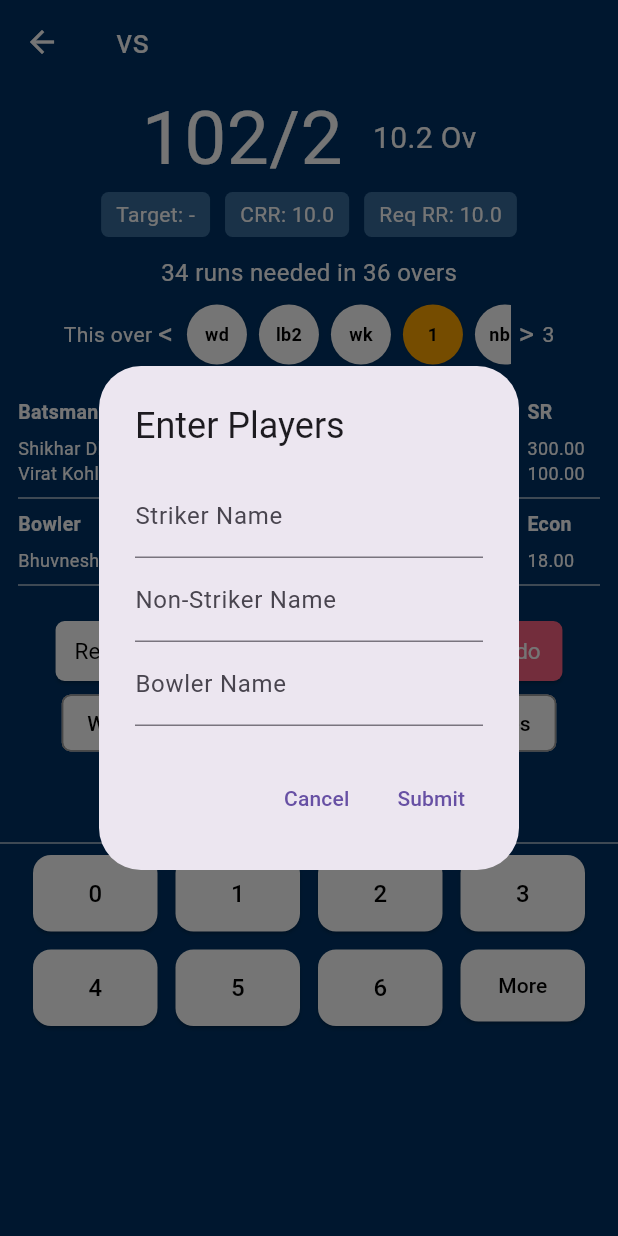
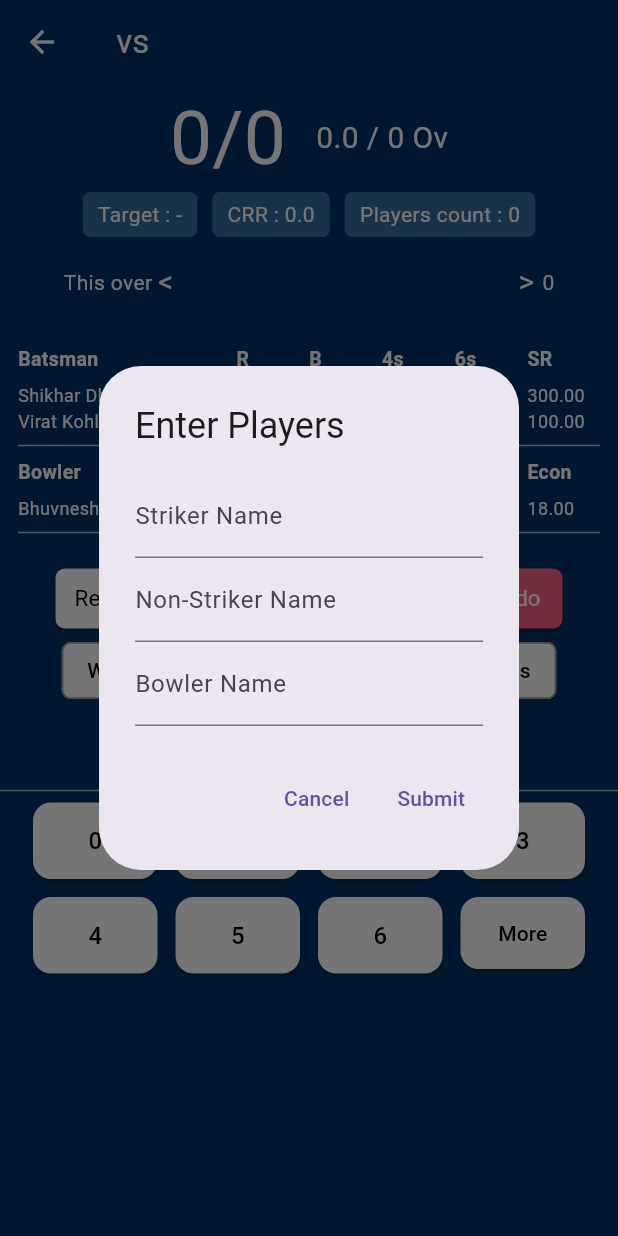
Before and after one commit to Padmakumar18/Cricket-Scoreboard, a Flutter app: the ScoreBoardPage screen opened by its route, on a phone screen of 412 x 824 dp. Run offline on Flutter 3.47's test engine with Material 3 defaults, Android fonts, the phone set to English and light mode, and no system bars.

Commit message:
Code updated

```diff
--- a/Frontend/lib/main.dart
+++ b/Frontend/lib/main.dart
@@ -34,10 +34,10 @@ class MyApp extends StatelessWidget {
             '/SignupPage': (context) => const SignupPage(),
             '/GetMatchDetails': (context) => const GetMatchDetails(),
             '/ScoreBoardpage': (context) => const ScoreBoardPage(
-              teamA: "",
-              teamB: "",
               battingTeam: "",
               bowlingTeam: "",
+              totalOvers: 0,
+              playersCount: 0,
             ),
           },
         );
--- a/Frontend/lib/screens/GetMatchDetails.dart
+++ b/Frontend/lib/screens/GetMatchDetails.dart
@@ -70,10 +70,10 @@ class _GetMatchDetailsState extends State<GetMatchDetails> {
         context,
         MaterialPageRoute(
           builder: (context) => ScoreBoardPage(
-            teamA: teamA,
-            teamB: teamB,
             battingTeam: battingTeam,
             bowlingTeam: bowlingTeam,
+            totalOvers: int.parse(overs),
+            playersCount: int.parse(playersCount),
           ),
         ),
       );
--- a/Frontend/lib/screens/ScoreBoardpage.dart
+++ b/Frontend/lib/screens/ScoreBoardpage.dart
@@ -3,62 +3,40 @@ import 'package:Frontend/widgets/ScoreSummaryCard.dart';
 import 'package:Frontend/widgets/OnFieldPlayersCard.dart';
 
 class ScoreBoardPage extends StatefulWidget {
-  final String teamA;
-  final String teamB;
   final String battingTeam;
   final String bowlingTeam;
+  final int totalOvers;
+  final int playersCount;
+
   final bool isFirstInnings;
 
   const ScoreBoardPage({
     super.key,
-    required this.teamA,
-    required this.teamB,
     required this.battingTeam,
     required this.bowlingTeam,
+    required this.totalOvers,
+    required this.playersCount,
     this.isFirstInnings = true,
   });
-
-  //   @override
-  // void initState() {
-  //   super.initState();
-  //   title = '${widget.teamA} vs ${widget.teamB}';
-
-  //   WidgetsBinding.instance.addPostFrameCallback((_) {
-  //     showDialog(
-  //       context: context,
-  //       builder: (context) => PlayerEntryDialog(
-  //         onSubmit: (striker, nonStriker, bowler) {
-  //           // Update your state or models here
-  //           debugPrint("Striker: $striker, Non-Striker: $nonStriker, Bowler: $bowler");
-
-  //           setState(() {
-  //             batsmen[0].name = "$striker*";
-  //             batsmen[1].name = nonStriker;
-  //             bowlers[0].name = bowler;
-  //           });
-  //         },
-  //       ),
-  //     );
-  //   });
-  // }
 
   @override
   State<ScoreBoardPage> createState() => _ScoreBoardPageState();
 }
 
 class _ScoreBoardPageState extends State<ScoreBoardPage> {
-  List<String> thisOverRuns = [
-    "wd",
-    "lb2",
-    "wk",
-    "1",
-    "nb5",
-    "wd-ro-1",
-    "W",
-    "6",
-    "0",
-    "4",
-  ];
+  List<String> thisOverRuns = [];
+  int over = 0;
+  int remainingBalls = 6;
+  int thisOverRunsCount = 0;
+
+  int runs = 0;
+  int wickets = 0;
+
+  int target = 0;
+  double currentRunRate = 0.0;
+
+  int strikerBatmansIndex = 0;
+  bool isWicketFallen = false;
 
   late String title;
 
@@ -92,13 +70,10 @@ class _ScoreBoardPageState extends State<ScoreBoardPage> {
     ),
   ];
 
-  int strikerBatmansIndex = 0;
-  bool isWicketFallen = false;
-
   @override
   void initState() {
     super.initState();
-    title = '${widget.teamA} vs ${widget.teamB}';
+    title = '${widget.battingTeam} vs ${widget.bowlingTeam}';
 
     WidgetsBinding.instance.addPostFrameCallback((_) {
       showDialog(
@@ -134,14 +109,14 @@ class _ScoreBoardPageState extends State<ScoreBoardPage> {
           children: [
             Row(
               mainAxisAlignment: MainAxisAlignment.center,
-              children: const [
+              children: [
                 Text(
-                  "102/2",
+                  "$runs/$wickets",
                   style: TextStyle(fontSize: 50, color: Colors.white),
                 ),
                 SizedBox(width: 20),
                 Text(
-                  "10.2 Ov",
+                  '$over.${6 - remainingBalls} / ${widget.totalOvers} Ov',
                   style: TextStyle(fontSize: 20, color: Colors.white),
                 ),
               ],
@@ -149,19 +124,25 @@ class _ScoreBoardPageState extends State<ScoreBoardPage> {
             Row(
               mainAxisAlignment: MainAxisAlignment.center,
               children: [
-                infoChip("Target: -"),
+                infoChip(
+                  "Target : ${widget.isFirstInnings ? "-" : target + 1}",
+                ),
                 const SizedBox(width: 10),
-                infoChip("CRR: 10.0"),
+                infoChip("CRR : $currentRunRate"),
+                // const SizedBox(width: 10), write this in future
+                // infoChip("Req RR: 10.0"),
                 const SizedBox(width: 10),
-                infoChip("Req RR: 10.0"),
+                infoChip('Players count : ${widget.playersCount}'),
               ],
             ),
-            const SizedBox(height: 12),
-            const Text(
-              "34 runs needed in 36 overs",
-              style: TextStyle(color: Colors.white, fontSize: 16),
-            ),
-            // const SizedBox(height: 12),
+            if (!widget.isFirstInnings) ...[
+              const SizedBox(height: 12),
+              Text(
+                "${target - runs} runs needed in ${(widget.totalOvers * 6) - ((over * 6) + (6 - remainingBalls))} balls",
+                style: TextStyle(color: Colors.white, fontSize: 16),
+              ),
+            ],
+
             thisOverWidget(thisOverRuns),
             ScoreSummaryCard(batsmen: batsmen, bowlers: bowlers),
 
@@ -492,7 +473,7 @@ class _ScoreBoardPageState extends State<ScoreBoardPage> {
         ),
         const SizedBox(width: 5),
         const Text("> ", style: TextStyle(color: Colors.white, fontSize: 20)),
-        const Text("3", style: TextStyle(color: Colors.white)),
+        Text("$thisOverRunsCount", style: TextStyle(color: Colors.white)),
       ],
     );
   }
```
